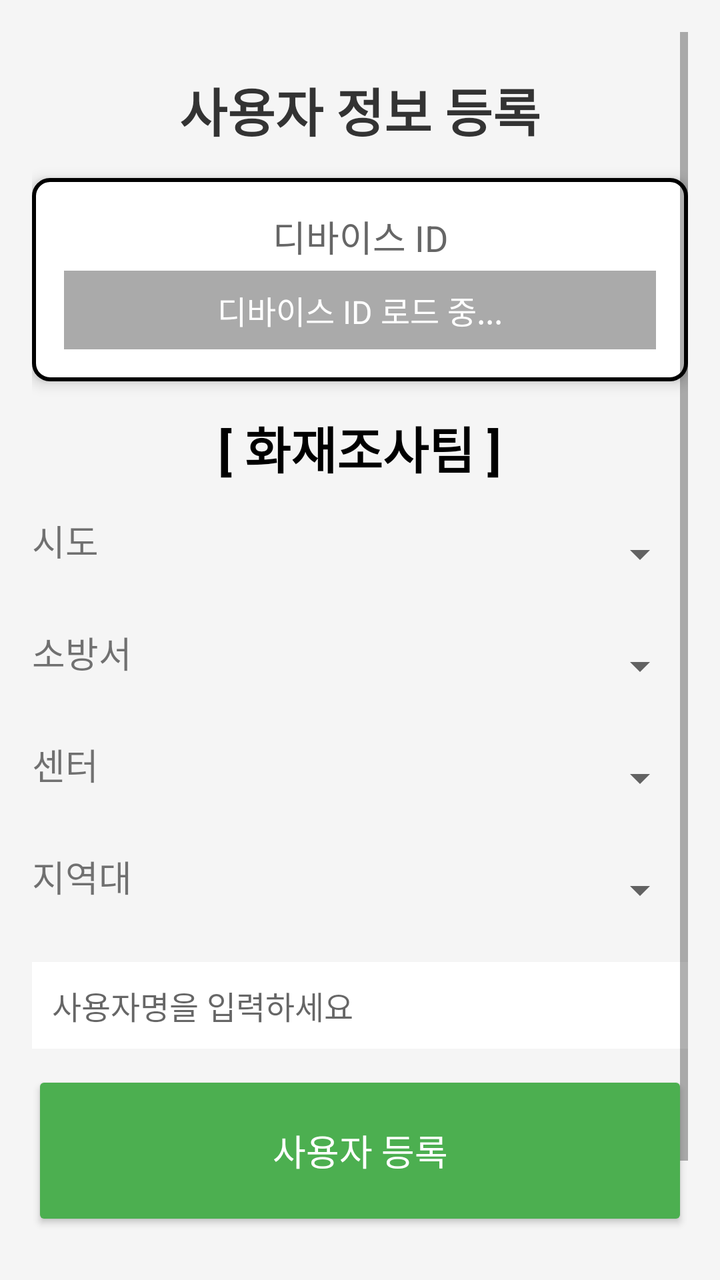
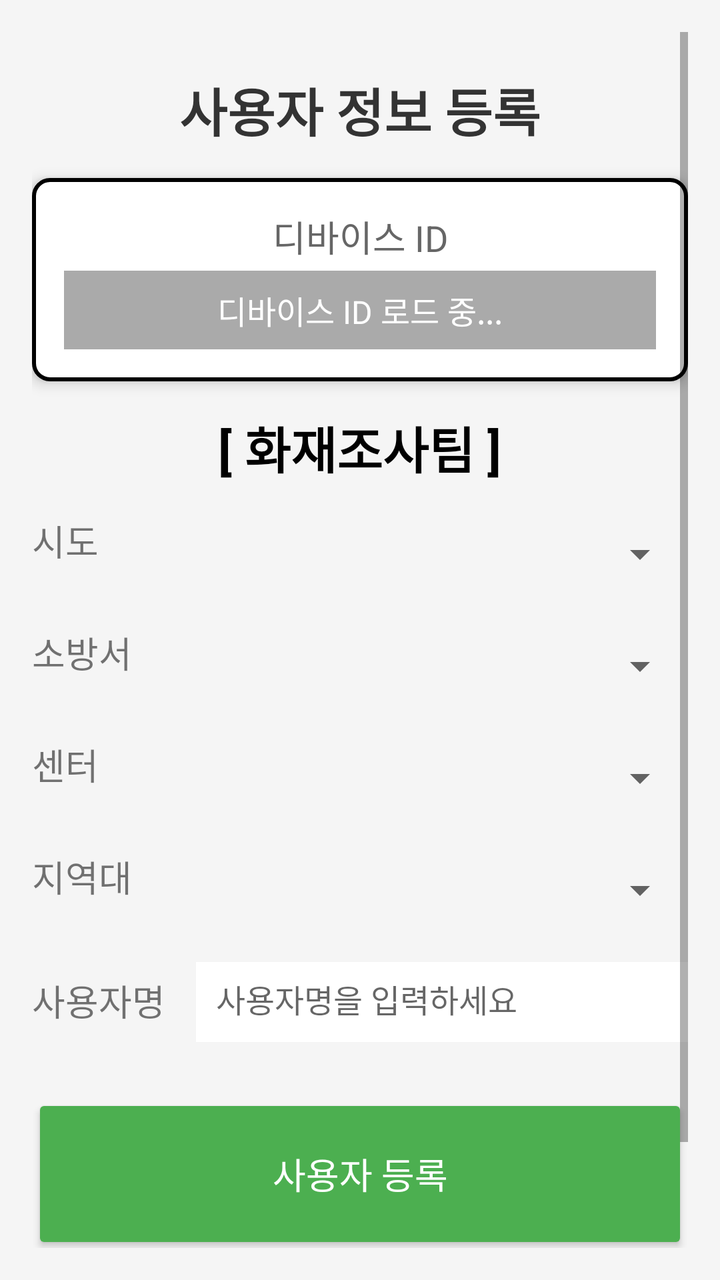

The first picture is an Android layout as it rendered before a commit; the second is the same layout after the commit. The layout source and the unified diff follow.
<!-- AndroidManifest.xml: application theme Theme.MyApplication -->
<!-- res/layout/activity_registration.xml -->
<?xml version="1.0" encoding="utf-8"?>
<ScrollView
    xmlns:android="http://schemas.android.com/apk/res/android"
    android:layout_width="match_parent"
    android:layout_height="match_parent"
    android:padding="16dp"
    android:background="#F5F5F5">

    <LinearLayout
        android:layout_width="match_parent"
        android:layout_height="wrap_content"
        android:orientation="vertical"
        android:gravity="center_horizontal">



        
        <TextView
            android:id="@+id/textViewTitle"
            android:layout_width="match_parent"
            android:layout_height="wrap_content"
            android:text="사용자 정보 등록"
            android:textSize="26sp"
            android:textColor="#333333"
            android:textStyle="bold"
            android:gravity="center"
            android:paddingTop="10dp"
            android:paddingBottom="15dp"
            android:layout_marginTop="10dp"/>


        
        <LinearLayout
            android:layout_width="match_parent"
            android:layout_height="wrap_content"
            android:orientation="vertical"
            android:background="@drawable/border"
            android:padding="16dp"
            android:elevation="4dp">

            <TextView
                android:layout_width="match_parent"
                android:layout_height="wrap_content"
                android:text="디바이스 ID"
                android:textAlignment="center"
                android:textSize="18sp"
                android:textColor="#666666"
                android:paddingBottom="4dp" />

            <TextView
                android:id="@+id/textDeviceId"
                android:layout_width="match_parent"
                android:layout_height="wrap_content"
                android:text="디바이스 ID 로드 중..."
                android:textSize="16sp"
                android:textAlignment="center"
                android:padding="8dp"
                android:background="@android:color/darker_gray"
                android:textColor="@android:color/white"
                android:gravity="center" />
        </LinearLayout>

        
        <TextView
            android:layout_width="wrap_content"
            android:layout_height="wrap_content"
            android:text="[ 화재조사팀 ]"
            android:textSize="25sp"
            android:textColor="#000000"
            android:textStyle="bold"
            android:gravity="center"
            android:layout_marginTop="15dp"
            android:layout_marginBottom="15dp"
            android:layout_gravity="center_horizontal"/>

        
        <LinearLayout
            android:layout_width="match_parent"
            android:layout_height="wrap_content"
            android:orientation="horizontal"
            android:layout_marginBottom="16dp">

            <TextView
                android:layout_width="0dp"
                android:layout_height="wrap_content"
                android:layout_weight="1"
                android:text="시도"
                android:textSize="18sp"
                android:gravity="center_vertical" />

            <Spinner
                android:id="@+id/spinnerCity"
                android:layout_width="0dp"
                android:layout_height="40dp"
                android:layout_weight="3"
                android:ellipsize="end"
                android:maxLines="1"
                android:gravity="center_vertical" />
        </LinearLayout>

        
        <LinearLayout
            android:layout_width="match_parent"
            android:layout_height="wrap_content"
            android:orientation="horizontal"
            android:layout_marginBottom="16dp">

            <TextView
                android:layout_width="0dp"
                android:layout_height="wrap_content"
                android:layout_weight="1"
                android:text="소방서"
                android:textSize="18sp"
                android:gravity="center_vertical" />

            <Spinner
                android:id="@+id/spinnerFireStation"
                android:layout_width="0dp"
                android:layout_height="40dp"
                android:layout_weight="3"
                android:ellipsize="end"
                android:maxLines="1"
                android:gravity="center_vertical" />
        </LinearLayout>

        
        <LinearLayout
            android:layout_width="match_parent"
            android:layout_height="wrap_content"
            android:orientation="horizontal"
            android:layout_marginBottom="16dp">

            <TextView
                android:layout_width="0dp"
                android:layout_height="wrap_content"
                android:layout_weight="1"
                android:text="센터"
                android:textSize="18sp"
                android:gravity="center_vertical" />

            <Spinner
                android:id="@+id/spinnerCenter"
                android:layout_width="0dp"
                android:layout_height="40dp"
                android:layout_weight="3"
                android:ellipsize="end"
                android:maxLines="1"
                android:gravity="center_vertical" />
        </LinearLayout>

        
        <LinearLayout
            android:layout_width="match_parent"
            android:layout_height="wrap_content"
            android:orientation="horizontal"
            android:layout_marginBottom="16dp">

            <TextView
                android:layout_width="0dp"
                android:layout_height="wrap_content"
                android:layout_weight="1"
                android:text="지역대"
                android:textSize="18sp"
                android:gravity="center_vertical" />

            <Spinner
                android:id="@+id/spinnerRegion"
                android:layout_width="0dp"
                android:layout_height="40dp"
                android:layout_weight="3"
                android:ellipsize="end"
                android:maxLines="1"
                android:gravity="center_vertical" />
        </LinearLayout>


        
        <EditText
            android:id="@+id/editTextUserName"
            android:layout_width="match_parent"
            android:layout_height="wrap_content"
            android:hint="사용자명을 입력하세요"
            android:textSize="16sp"
            android:padding="10dp"
            android:background="@android:color/white"
            android:layout_marginBottom="1dp"
            android:inputType="textPersonName" />

        
        <Button
            android:id="@+id/buttonRegister"
            android:layout_width="match_parent"
            android:layout_height="80dp"
            android:text="사용자 등록"
            android:textSize="18sp"
            android:padding="12dp"
            android:backgroundTint="#4CAF50"
            android:textColor="#FFFFFF"
            android:layout_marginTop="10dp"
            android:elevation="4dp" />

        
        <Button
            android:id="@+id/buttonLogout"
            android:layout_width="match_parent"
            android:layout_height="50dp"
            android:text="취소"
            android:textSize="18sp"
            android:backgroundTint="#F44336"
            android:textColor="#FFFFFF"
            android:layout_marginTop="24dp"
            android:elevation="4dp" />
    </LinearLayout>
</ScrollView>
<!-- resources referenced by this layout -->
<resources>
  <!-- drawable border (drawable) -->
  <?xml version="1.0" encoding="utf-8"?>
  <shape xmlns:android="http://schemas.android.com/apk/res/android"
      android:shape="rectangle">
  
      <solid android:color="#FFFFFF" /> 
      <stroke
          android:width="2dp"
          android:color="#000000" /> 
      <corners android:radius="8dp" /> 
  </shape>
  <style name="Theme.MyApplication" parent="Theme.AppCompat.Light.NoActionBar">
          
          <item name="colorPrimary">@color/purple_500</item>
          <item name="colorPrimaryDark">@color/purple_700</item>
          <item name="colorAccent">@color/teal_200</item>
      </style>
  <color name="purple_500">#FF6200EE</color>
  <color name="purple_700">#FF3700B3</color>
  <color name="teal_200">#FF03DAC5</color>
</resources>

<!-- the commit's change to res/layout/activity_registration.xml (unified diff, before → after) -->
@@ -175,16 +175,33 @@
 
 
         
-        <EditText
-            android:id="@+id/editTextUserName"
-            android:layout_width="match_parent"
-            android:layout_height="wrap_content"
-            android:hint="사용자명을 입력하세요"
-            android:textSize="16sp"
-            android:padding="10dp"
-            android:background="@android:color/white"
-            android:layout_marginBottom="1dp"
-            android:inputType="textPersonName" />
+        <LinearLayout
+            android:layout_width="match_parent"
+            android:layout_height="wrap_content"
+            android:orientation="horizontal"
+            android:layout_marginBottom="16dp">
+
+            <TextView
+                android:layout_width="0dp"
+                android:layout_height="wrap_content"
+                android:layout_weight="1"
+                android:text="사용자명"
+                android:textSize="18sp"
+                android:gravity="center_vertical" />
+
+            <EditText
+                android:id="@+id/editTextUserName"
+                android:layout_width="0dp"
+                android:layout_height="40dp"
+                android:layout_weight="3"
+                android:hint="사용자명을 입력하세요"
+                android:textSize="16sp"
+                android:padding="10dp"
+                android:background="@android:color/white"
+                android:inputType="textPersonName"
+                android:ellipsize="end"
+                android:maxLines="1" />
+        </LinearLayout>
 
         
         <Button
